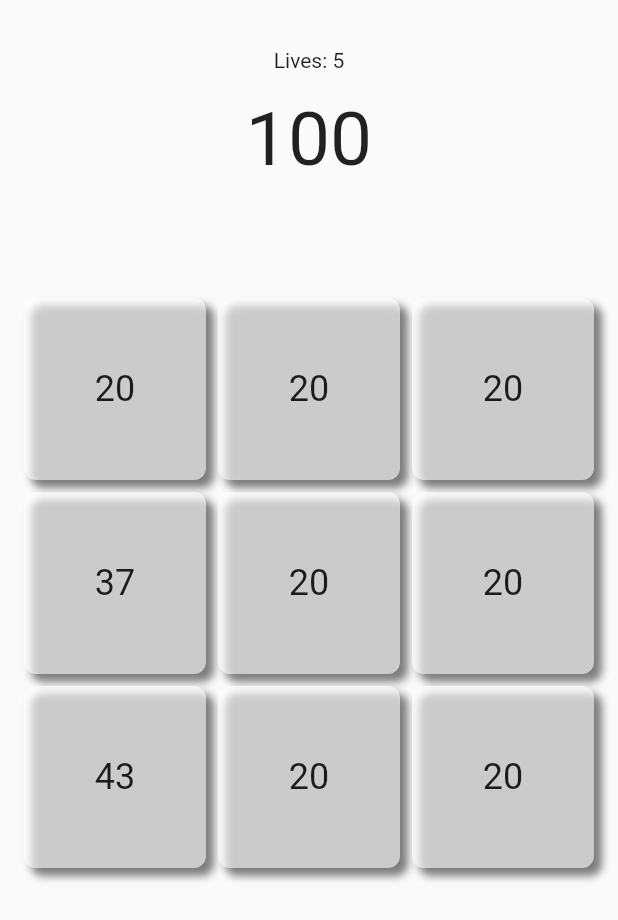
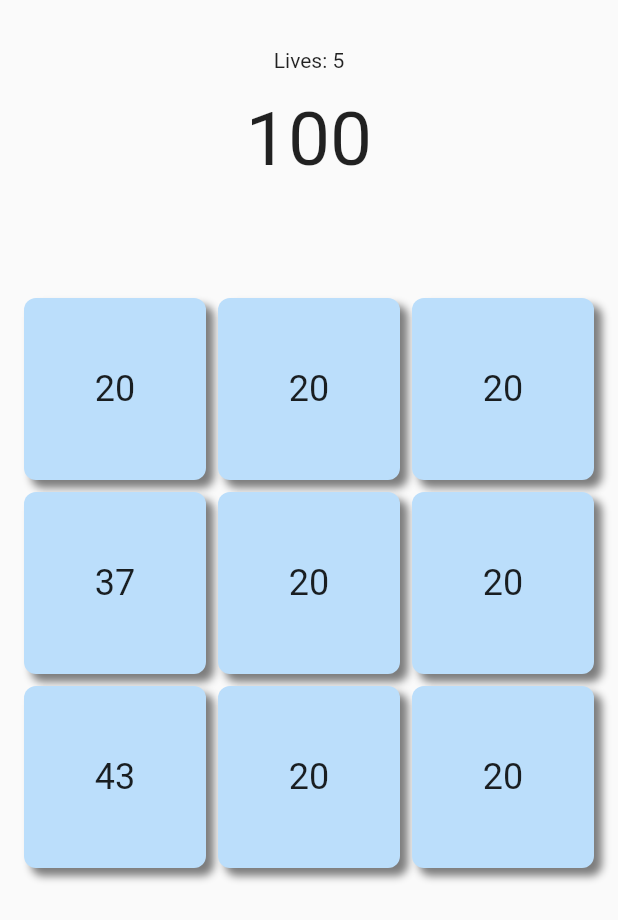
Before and after one commit to TheTarius26/cannacal, a Flutter app: the screen it shows after launch, on a phone screen of 412 x 824 dp. Shown: the top 920 px of the screen. Run offline on Flutter 3.47's test engine with Material 2 defaults, Android fonts, the light colour scheme and no system bars; our stand-ins replace get, google_fonts.

Commit message:
refactor name from home to game add color in option cell

```diff
--- a/lib/app/modules/home/controllers/home_controller.dart
+++ b/lib/app/modules/game/controllers/game_controller.dart
@@ -3,12 +3,13 @@ import 'package:cannacal/app/data/provider/option_provider.dart';
 import 'package:flutter/material.dart';
 import 'package:get/get.dart';
 
-class HomeController extends GetxController {
+class GameController extends GetxController {
   final OptionProvider _optionProvider = Get.find<OptionProvider>();
 
   final lives = 5.obs;
   final matrix = 3.obs;
   final listRowTapped = <int>[].obs;
+  final listIndexTapped = <int>[].obs;
   final listOption = <Option>[].obs;
   final point = 100.obs;
   final showResetButton = false.obs;
@@ -30,6 +31,7 @@ class HomeController extends GetxController {
   void onReset() {
     point.value = 100;
     listRowTapped.value = <int>[];
+    listIndexTapped.value = <int>[];
     showResetButton.value = false;
     --lives.value;
   }
@@ -41,6 +43,7 @@ class HomeController extends GetxController {
         Get.printInfo(
             info: 'row list contains $row? ${listRowTapped.contains(row)}');
         listRowTapped.add(row);
+        listIndexTapped.add(index);
         point.value -= listOption[index].value;
 
         if (point.value == 0) {
@@ -88,7 +91,13 @@ class HomeController extends GetxController {
     }
   }
 
-  Color cellColor(int index) {
-    return Colors.white60;
+  Color optionColor(int index) {
+    if (listIndexTapped.contains(index)) {
+      return Colors.green.shade100;
+    } else if (listRowTapped.contains(listOption[index].row)) {
+      return Colors.red.shade100;
+    } else {
+      return Colors.blue.shade100;
+    }
   }
 }
--- a/lib/app/modules/home/views/home_view.dart
+++ b/lib/app/modules/game/views/game_view.dart
@@ -1,9 +1,9 @@
 import 'package:flutter/material.dart';
-import 'package:cannacal/app/modules/home/controllers/home_controller.dart';
+import 'package:cannacal/app/modules/game/controllers/game_controller.dart';
 import 'package:get/get.dart';
 
-class HomeView extends GetView<HomeController> {
-  const HomeView({Key? key}) : super(key: key);
+class GameView extends GetView<GameController> {
+  const GameView({Key? key}) : super(key: key);
 
   @override
   Widget build(BuildContext context) {
@@ -79,7 +79,7 @@ class HomeView extends GetView<HomeController> {
   }
 }
 
-class GridOption extends GetView<HomeController> {
+class GridOption extends GetView<GameController> {
   const GridOption({Key? key}) : super(key: key);
 
   @override
@@ -102,7 +102,7 @@ class GridOption extends GetView<HomeController> {
               child: Ink(
                 decoration: BoxDecoration(
                   borderRadius: BorderRadius.circular(8),
-                  color: controller.cellColor(index),
+                  color: controller.optionColor(index),
                   boxShadow: [
                     BoxShadow(
                       color: Colors.black.withOpacity(0.5),
```
Also changed, not shown: lib/app/modules/game/bindings/game_binding.dart (renamed from lib/app/modules/home/bindings/home_binding.dart, +3 -4 lines), lib/app/routes/app_pages.dart (+4 -5 lines).
